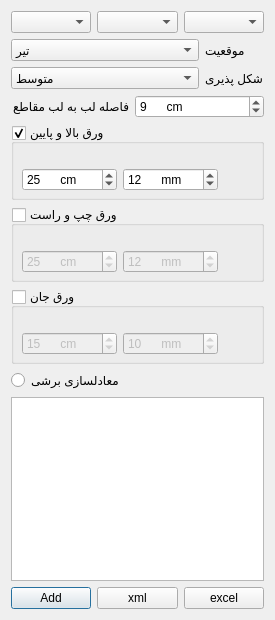
Old version of the form taskPanel.ui in the repository ebrahimraeyat/OSAFE.
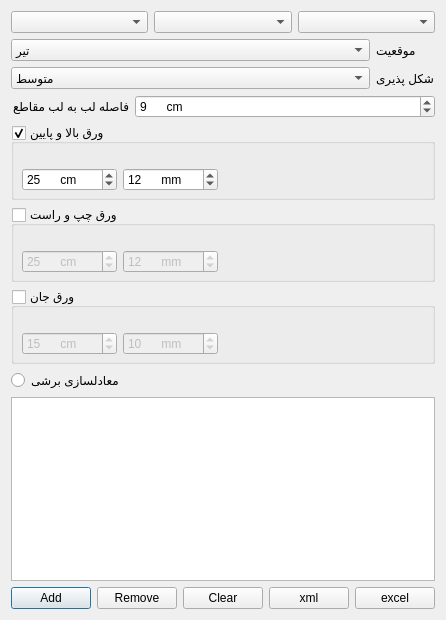
New version of the form. Icons and pictures are not drawn.

Commit message: add remove and clear sections

Diff of the .ui file:
```diff
--- a/taskPanel.ui
+++ b/taskPanel.ui
@@ -6,7 +6,7 @@
    <rect>
     <x>0</x>
     <y>0</y>
-    <width>275</width>
+    <width>370</width>
     <height>620</height>
    </rect>
   </property>
@@ -445,6 +445,28 @@
        </property>
       </widget>
      </item>
+     <item>
+      <widget class="QPushButton" name="remove_Button">
+       <property name="text">
+        <string>Remove</string>
+       </property>
+       <property name="icon">
+        <iconset>
+         <normaloff>:/sections/xml.png</normaloff>:/sections/xml.png</iconset>
+       </property>
+      </widget>
+     </item>
+     <item>
+      <widget class="QPushButton" name="clear_all_Button">
+       <property name="text">
+        <string>Clear</string>
+       </property>
+       <property name="icon">
+        <iconset>
+         <normaloff>:/sections/xml.png</normaloff>:/sections/xml.png</iconset>
+       </property>
+      </widget>
+     </item>
      <item>
       <widget class="QPushButton" name="saveToXml1Button">
        <property name="text">
```
The commit also changes 1 other file.
